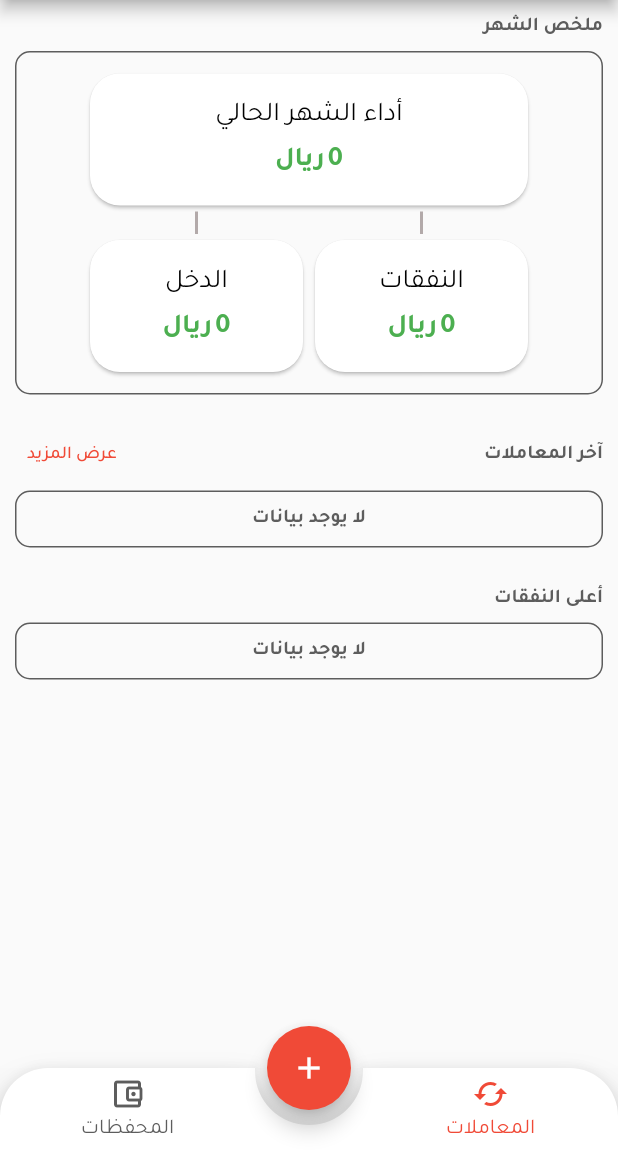
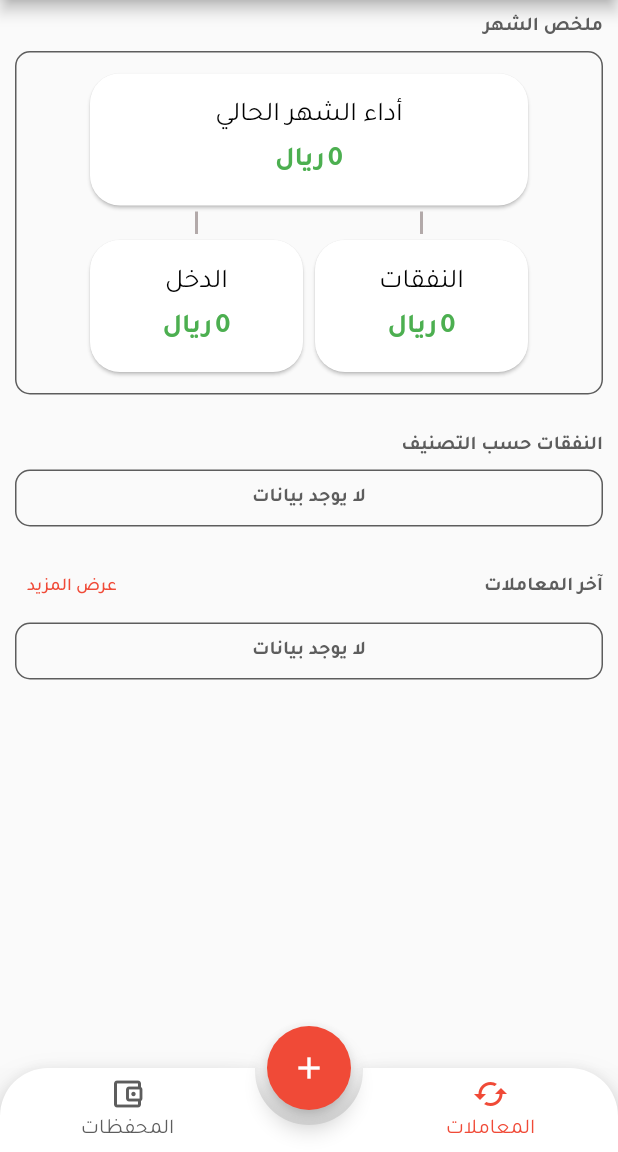
Before and after one commit to omarbashaiwth/MyFinanceApp, a Flutter app: the AddTransactionScreen screen opened directly, after a tap on "حفظ", after a tap on the "close" icon, on a phone screen of 412 x 824 dp, the part 84-1236 px from its top. Run offline on Flutter 3.47's test engine with Material 2 defaults, Android fonts, the phone set to English and light mode, and no system bars; drawn by our look-alikes of animated_bottom_navigation_bar; our stand-ins replace cloud_firestore, firebase_auth, firebase_core, fluttertoast, get, percent_indicator; accounts and stored records are empty.

Commit message:
grouped the expenses by the expense type

```diff
--- a/lib/transactions/home/controller/transaction_controller.dart
+++ b/lib/transactions/home/controller/transaction_controller.dart
@@ -1,3 +1,5 @@
+import 'dart:collection';
+
 import 'package:cloud_firestore/cloud_firestore.dart';
 import 'package:firebase_auth/firebase_auth.dart';
 import 'package:flutter/material.dart';
@@ -15,7 +17,7 @@ class TransactionController extends ChangeNotifier {
   int get selectedIcon => _selectedIcon;
 
   Category _selectedCategory =
-      Category(category: 'أخرى', icon: 'assets/icons/expenses_icons/other.png');
+      Category(name: 'أخرى', icon: 'assets/icons/expenses_icons/other.png');
 
   Category get selectedCategory => _selectedCategory;
 
@@ -49,6 +51,20 @@ class TransactionController extends ChangeNotifier {
         .add(transaction);
   }
 
+  Map<String, double>groupExpenses(List<my_transaction.Transaction> transactions) {
+    final result = transactions.fold(SplayTreeMap<String, double>(), (map,transaction) =>
+        map..update(transaction.category!.name, (value) => value + transaction.amount!, ifAbsent: () => transaction.amount!)
+    );
+    final orderedResult = result.entries.toList()..sort((e1,e2){
+      var diff = e1.value.compareTo(e2.value);
+      if(diff == 0) diff = e1.key.compareTo(e2.key);
+      return diff;
+    });
+
+    return Map<String, double>.fromEntries(orderedResult);
+  }
+
+
   Stream<List<my_transaction.Transaction>> getTransactions() {
     final snapshots = _firestore
         .collection('Transactions')
@@ -56,33 +72,33 @@ class TransactionController extends ChangeNotifier {
         .orderBy('createdAt')
         .withConverter(
             fromFirestore: my_transaction.Transaction.fromFirestore,
-            toFirestore: (my_transaction.Transaction transaction, _) => transaction.toFirestore())
+            toFirestore: (my_transaction.Transaction transaction, _) => transaction.toFirestore()
+        )
         .snapshots();
     final docs = snapshots.map((event) => event.docs);
+    debugPrint('getTransactions');
     return docs.map((event) => event.map((e) => e.data()).toList());
   }
 
-  Stream<List<my_transaction.Transaction>> getLastFiveTransactions() {
-    final snapshots = _firestore
-        .collection('Transactions')
-        .where('userId', isEqualTo: _auth.currentUser!.uid)
-        .orderBy('createdAt')
-        .limit(5)
-        .withConverter(
-        fromFirestore: my_transaction.Transaction.fromFirestore,
-        toFirestore: (my_transaction.Transaction transaction, _) => transaction.toFirestore())
-        .snapshots();
-    final docs = snapshots.map((event) => event.docs);
-    return docs.map((event) => event.map((e) => e.data()).toList());
-  }
+  // Stream<List<my_transaction.Transaction>> getLastFiveTransactions() {
+  //   final snapshots = _firestore
+  //       .collection('Transactions')
+  //       .where('userId', isEqualTo: _auth.currentUser!.uid)
+  //       .orderBy('createdAt')
+  //       .limit(5)
+  //       .withConverter(
+  //       fromFirestore: my_transaction.Transaction.fromFirestore,
+  //       toFirestore: (my_transaction.Transaction transaction, _) => transaction.toFirestore())
+  //       .snapshots();
+  //   final docs = snapshots.map((event) => event.docs);
+  //   return docs.map((event) => event.map((e) => e.data()).toList());
+  // }
 
-  Stream<List<my_transaction.Transaction>> getFiveHighestExpenses() {
+  Stream<List<my_transaction.Transaction>> getAllExpenses() {
     final snapshots = _firestore
         .collection('Transactions')
         .where('userId', isEqualTo: _auth.currentUser!.uid)
         .where('type', isEqualTo: 'expense')
-        .orderBy('amount')
-        .limit(5)
         .withConverter(
         fromFirestore: my_transaction.Transaction.fromFirestore,
         toFirestore: (my_transaction.Transaction transaction, _) => transaction.toFirestore())
@@ -124,8 +140,7 @@ class TransactionController extends ChangeNotifier {
 
 
   void clearSelections() {
-    _selectedCategory = Category(
-        category: 'أخرى', icon: 'assets/icons/expenses_icons/other.png');
+    _selectedCategory = Category(name: 'أخرى', icon: 'assets/icons/expenses_icons/other.png');
     _selectedIcon = 14;
     _selectedWallet = Wallet();
     notifyListeners();
--- a/lib/transactions/home/model/category.dart
+++ b/lib/transactions/home/model/category.dart
@@ -1,6 +1,6 @@
 class Category{
   String icon;
-  String category;
+  String name;
 
-  Category({this.icon = '', this.category = ''});
+  Category({this.icon = '', this.name = ''});
 }
--- a/lib/transactions/home/model/transaction.dart
+++ b/lib/transactions/home/model/transaction.dart
@@ -19,7 +19,7 @@ class Transaction{
     return {
       if (name != null) 'name': name,
       if (amount != null) 'amount': amount,
-      if (category != null) 'category': category!.category,
+      if (category != null) 'category': category!.name,
       if (category != null) 'icon': category!.icon,
       if (note != null) 'note':note,
       if(walletId != null) 'walletId':walletId else 'walletId': null,
@@ -37,7 +37,7 @@ class Transaction{
         amount: data?['amount'],
         walletId: data?['walletId'],
         category: Category(
-          category: data?['category'],
+          name: data?['category'],
           icon: data?['icon'],
         ),
         type: data?['type'],
--- a/lib/transactions/home/view/screens/home_screen.dart
+++ b/lib/transactions/home/view/screens/home_screen.dart
@@ -7,6 +7,7 @@ import 'package:myfinance_app/transactions/home/controller/transaction_controlle
 import 'package:myfinance_app/transactions/home/view/screens/transaction_history_screen.dart';
 import 'package:provider/provider.dart';
 import 'package:get/get.dart';
+import '../../model/transaction.dart';
 import '../widgets/custom_card.dart';
 import '../widgets/higher_expenses.dart';
 import '../widgets/last_transactions.dart';
@@ -27,20 +28,26 @@ class HomeScreen extends StatelessWidget {
         title: const Text('المعاملات',style: AppTextTheme.appBarTitleTextStyle,),
         actions:[IconButton(onPressed: () async => await FirebaseAuthServices(FirebaseAuth.instance).logout(), icon: Image.asset('assets/icons/menu.png', height: 25,))],
       ),
-      body: SingleChildScrollView(
+      body: StreamBuilder(
+        stream: controller.getTransactions(),
+        builder: (context, snapshot) {
+          return SingleChildScrollView(
             padding: const EdgeInsets.only(bottom: 20, left: 10, right: 10),
             child: Column(
               children: [
                  _headerSection(header: 'ملخص الشهر'),
-             _monthlySummarySection(controller),
+                 _monthlySummarySection(controller: controller, snapshot: snapshot),
+                const SizedBox(height: 16),
+                _headerSection(header: 'النفقات حسب التصنيف'),
+                _expensesCategorySection(controller: controller, snapshot: snapshot),
                  const SizedBox(height: 16),
                 _headerSection(header: 'آخر المعاملات', showMore: true),
-             _lastTransactionsSection(controller),
-             const SizedBox(height: 16),
-             _headerSection(header: 'أعلى النفقات'),
-             _higherExpensesSection(controller)
+                _lastTransactionsSection(controller: controller, snapshot: snapshot),
+
               ],
             ),
+          );
+        }
       ),
     );
   }
@@ -61,7 +68,15 @@ class HomeScreen extends StatelessWidget {
     );
   }
 
-  Widget _monthlySummarySection(TransactionController controller) {
+  Widget _monthlySummarySection({required AsyncSnapshot<List<Transaction>> snapshot, required TransactionController controller}) {
+    final transactions = snapshot.data;
+    if(snapshot.hasData && snapshot.hasError){
+      debugPrint(snapshot.error.toString());
+      return const Align(alignment: Alignment.center, child: Text('يوجد خطأ', style: AppTextTheme.headerTextStyle));
+    }
+    if(snapshot.connectionState == ConnectionState.waiting){
+      return const Align(alignment: Alignment.center, child: CircularProgressIndicator());
+    }
     return Container(
       padding: const EdgeInsets.all(10),
       decoration: BoxDecoration(
@@ -70,15 +85,10 @@ class HomeScreen extends StatelessWidget {
       ),
       child: Column(
         children: [
-          StreamBuilder(
-            stream: controller.getTransactions(),
-            builder: (context, snapshot) {
-              return summaryCard(
+          summaryCard(
               title: 'أداء الشهر الحالي',
-                  amount: controller.calculateDifference(snapshot.data),
+              amount: controller.calculateDifference(transactions),
               width: 300,
-              );
-            }
           ),
           Row(
             mainAxisAlignment: MainAxisAlignment.center,
@@ -90,15 +100,10 @@ class HomeScreen extends StatelessWidget {
                     width: 2,
                     color: normalGray,
                   ),
-                  StreamBuilder(
-                    stream: controller.getTransactions(),
-                    builder: (context, snapshot) {
-                      return summaryCard(
+                  summaryCard(
                       title: 'النفقات',
-                          amount: controller.calculateTotalExpense(snapshot.data),
+                      amount: controller.calculateTotalExpense(transactions),
                       width: 150
-                      );
-                    }
                   ),
                 ],
               ),
@@ -109,15 +114,10 @@ class HomeScreen extends StatelessWidget {
                     width: 2,
                     color: normalGray,
                   ),
-                  StreamBuilder(
-                    stream: controller.getTransactions(),
-                    builder: (context, snapshot) {
-                      return summaryCard(
+                  summaryCard(
                       title: 'الدخل',
-                          amount: controller.calculateTotalIncome(snapshot.data),
+                      amount: controller.calculateTotalIncome(transactions),
                       width: 150,
-                      );
-                    }
                   ),
 
                 ],
@@ -129,17 +129,8 @@ class HomeScreen extends StatelessWidget {
     );
   }
 
-  Widget _lastTransactionsSection(TransactionController controller){
-    return Container(
-      padding: const EdgeInsets.all(10),
-      decoration: BoxDecoration(
-          border: Border.all(color: darkGray),
-          borderRadius: BorderRadius.circular(10)
-      ),
-      child: StreamBuilder(
-        stream: controller.getLastFiveTransactions(),
-        builder: (context, snapshot) {
-          final transactions = snapshot.data;
+  Widget _lastTransactionsSection({required TransactionController controller, required AsyncSnapshot<List<Transaction>> snapshot}){
+    final transactions = snapshot.data?.take(5).toList() ?? [];
     if(snapshot.hasData && snapshot.hasError){
       debugPrint(snapshot.error.toString());
       return const Align(alignment: Alignment.center, child: Text('يوجد خطأ', style: AppTextTheme.headerTextStyle));
@@ -147,9 +138,15 @@ class HomeScreen extends StatelessWidget {
     if(snapshot.connectionState == ConnectionState.waiting){
       return const Align(alignment: Alignment.center, child: CircularProgressIndicator());
     }
-          return Stack(
+    return Container(
+      padding: const EdgeInsets.all(10),
+      decoration: BoxDecoration(
+          border: Border.all(color: darkGray),
+          borderRadius: BorderRadius.circular(10)
+      ),
+      child: Stack(
             children: [
-              transactions!.isEmpty ?
+              transactions.isEmpty ?
               const SizedBox(width: double.infinity, child: Text('لا يوجد بيانات', style: AppTextTheme.headerTextStyle, textAlign: TextAlign.center,))
                   : ListView.builder(
                 physics: const NeverScrollableScrollPhysics(),
@@ -165,25 +162,13 @@ class HomeScreen extends StatelessWidget {
                 },
               )
             ]
-          );
-
-        }
           )
-
       );
   }
 
-  Widget _higherExpensesSection(TransactionController controller){
-    return Container(
-        padding: const EdgeInsets.all(10),
-    decoration: BoxDecoration(
-    border: Border.all(color: darkGray),
-    borderRadius: BorderRadius.circular(10)
-    ),
-    child: StreamBuilder(
-      stream: controller.getFiveHighestExpenses(),
-      builder: (context, snapshot) {
-        final transactions = snapshot.data;
+  Widget _expensesCategorySection({required TransactionController controller, required AsyncSnapshot<List<Transaction>> snapshot}){
+    final transactions = snapshot.data ?? [];
+    final grouped = controller.groupExpenses(transactions);
     if(snapshot.hasData && snapshot.hasError){
       debugPrint(snapshot.error.toString());
       return const Align(alignment: Alignment.center, child: Text('يوجد خطأ', style: AppTextTheme.headerTextStyle));
@@ -191,25 +176,35 @@ class HomeScreen extends StatelessWidget {
     if(snapshot.connectionState == ConnectionState.waiting){
       return const Align(alignment: Alignment.center, child: CircularProgressIndicator());
     }
-        return Stack(
+    return Container(
+        padding: const EdgeInsets.all(10),
+    decoration: BoxDecoration(
+    border: Border.all(color: darkGray),
+    borderRadius: BorderRadius.circular(10)
+    ),
+    child: Stack(
           children: [
-            transactions!.isEmpty? const SizedBox(width: double.infinity, child: Text('لا يوجد بيانات', style: AppTextTheme.headerTextStyle, textAlign: TextAlign.center,))
+            transactions.isEmpty? const SizedBox(width: double.infinity, child: Text('لا يوجد بيانات', style: AppTextTheme.headerTextStyle, textAlign: TextAlign.center,))
             : ListView.builder(
               physics: const NeverScrollableScrollPhysics(),
               shrinkWrap: true,
-              itemCount: transactions.length,
+              itemCount: grouped
+                  .length,
               itemBuilder: (_,index) {
                 final amounts = transactions.map((e) => e.amount).toList();
                 var totalAmounts = 0.0;
                 for (var amount in amounts) {
                   totalAmounts += amount!;
                 }
-                return higherExpensesItem(expense: transactions[index], totalExpense: totalAmounts);
+                return higherExpensesItem(
+                    groupName: grouped.keys.elementAt(index),
+                    groupIcon: 'assets/icons/cash.png',
+                    groupAmount: grouped.values.elementAt(index),
+                    totalExpense: totalAmounts
+                );
               }
             )
           ],
-        );
-      }
         )
     );
   }
--- a/lib/transactions/home/view/screens/transaction_history_screen.dart
+++ b/lib/transactions/home/view/screens/transaction_history_screen.dart
@@ -45,12 +45,14 @@ class TransactionHistoryScreen extends StatelessWidget {
             }
             return Stack(children: [
               transactions!.isEmpty
-                  ? const SizedBox(
+                  ? const Center(
+                    child: SizedBox(
                         width: double.infinity,
                         child: Text(
                           'لا يوجد بيانات',
                           style: AppTextTheme.headerTextStyle,
                           textAlign: TextAlign.center,
+                        ),
                       ),
                   )
                   : ListView.builder(
--- a/lib/transactions/home/view/widgets/higher_expenses.dart
+++ b/lib/transactions/home/view/widgets/higher_expenses.dart
@@ -6,7 +6,9 @@ import '../../model/transaction.dart';
 import 'package:percent_indicator/percent_indicator.dart';
 
 Widget higherExpensesItem(
-    {required Transaction expense,
+    { required String groupIcon,
+      required String groupName,
+      required double groupAmount,
     required double totalExpense,
     String currency = 'ريال'}) {
   return Column(
@@ -14,25 +16,25 @@ Widget higherExpensesItem(
       Row(
         mainAxisAlignment: MainAxisAlignment.start,
         children: [
-          Image.asset(expense.category!.icon, height: 30),
+          Image.asset(groupIcon, height: 30),
           const SizedBox(width: 8),
           Column(
             crossAxisAlignment: CrossAxisAlignment.start,
             children: [
               Text(
-                expense.name!,
+                groupName,
                 style: const TextStyle(
                     fontFamily: 'Tajawal', fontSize: 13, color: blackColor),
               ),
               priceWidget(
-                  amount: expense.amount!, currency: currency, fontSize: 13)
+                  amount: groupAmount, currency: currency, fontSize: 13)
             ],
           )
         ],
       ),
       const SizedBox(height: 8),
       TweenAnimationBuilder(
-        tween: Tween<double>(begin: 0, end: expense.amount! / totalExpense),
+        tween: Tween<double>(begin: 0, end: groupAmount / totalExpense),
         curve: Curves.easeInOut,
         duration: const Duration(seconds: 2),
         builder: (_, value, child) => LinearPercentIndicator(
--- a/lib/transactions/home/view/widgets/transaction_form.dart
+++ b/lib/transactions/home/view/widgets/transaction_form.dart
@@ -73,7 +73,7 @@ class TransactionForm {
             const SizedBox(height: 8),
             ClickableTextField(
               onClick: () => TransactionBottomSheet.showExpensesIconsBS(),
-              text: transactionController.selectedCategory.category,
+              text: transactionController.selectedCategory.name,
               image: transactionController.selectedCategory.icon,
             ),
             const SizedBox(height: 20),
```
Also changed, not shown: lib/transactions/home/view/widgets/transaction_bottom_sheet.dart (+16 -16 lines). Lines whose indentation alone changed are shown as unchanged.
